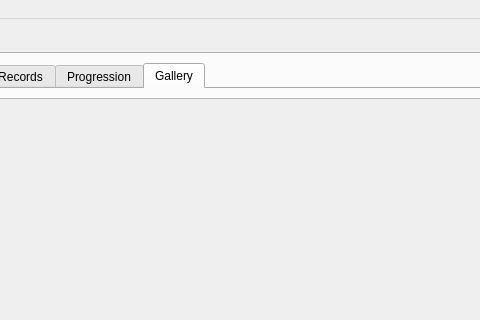
Above: resources/ui/main.ui from TomFryers/activate before the change; both pictures show x 396 to 876 and y 0 to 320 of the 1280 by 720 pixel window. Below: the same form after it.
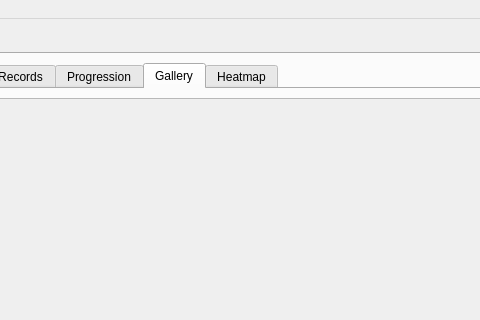
That is the form after the change. The open tabs and pages were chosen to show the change. Custom widgets are drawn as their Qt base class.

What changed in the file:
```diff
--- a/resources/ui/main.ui
+++ b/resources/ui/main.ui
@@ -276,6 +276,12 @@
             </item>
            </layout>
           </widget>
+          <widget class="QWidget" name="heatmap_tab">
+           <attribute name="title">
+            <string>Heatmap</string>
+           </attribute>
+           <layout class="QVBoxLayout" name="heatmap_layout"/>
+          </widget>
          </widget>
         </item>
        </layout>
```
Left out of the diff: 8 changed lines with no effect on the pictures.
